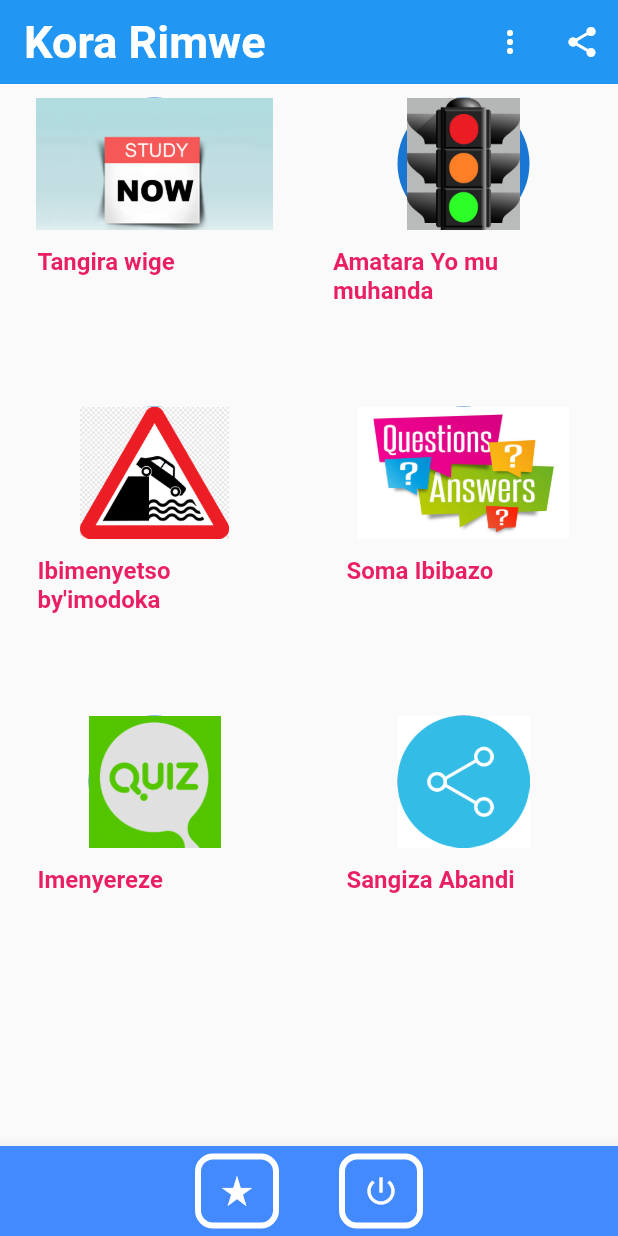
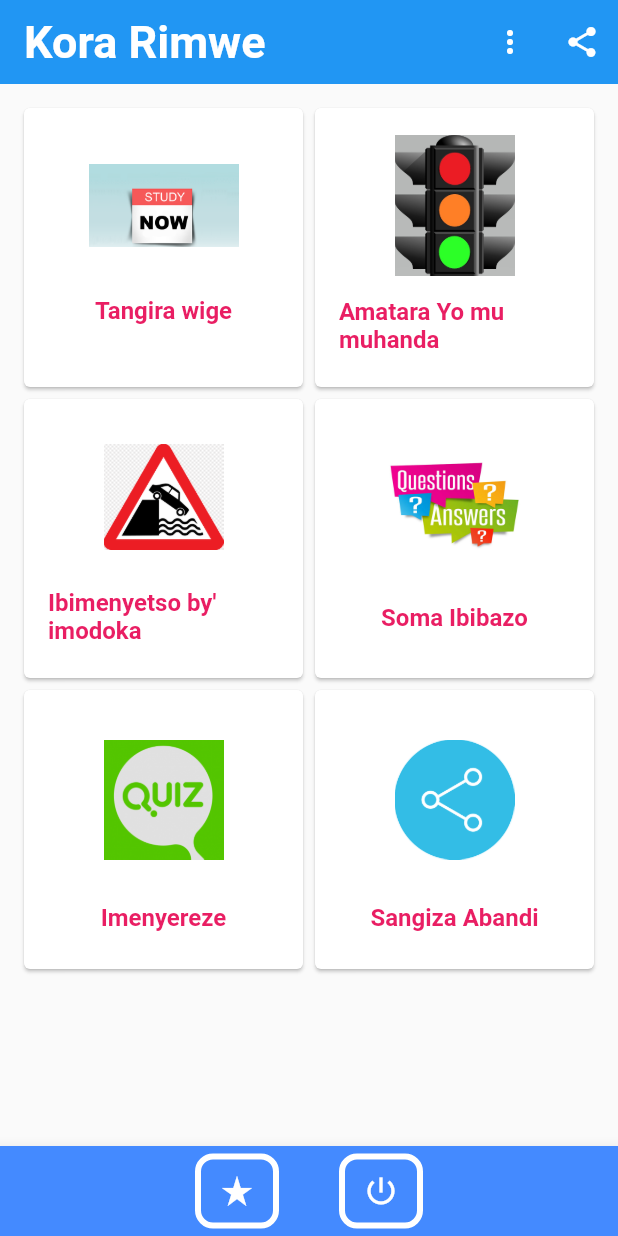
Before and after one commit to teerenzo/amategeko12, a Flutter app: the screen it shows after launch, on a phone screen of 412 x 824 dp. Run offline on Flutter 3.47's test engine with Material 2 defaults, Android fonts, the light colour scheme and no system bars.

Commit message:
tee committed

```diff
--- a/lib/main.dart
+++ b/lib/main.dart
@@ -75,7 +75,7 @@ class _MyHomeState extends State<MyHome> {
         ),
       ),
       body: Container(
-        padding: EdgeInsets.only(top: 5.0),
+        padding: EdgeInsets.all(12.0),
         child: GridView(
           children: [
             // study now grid
@@ -86,20 +86,23 @@ class _MyHomeState extends State<MyHome> {
                       return Lessons();
                     }));
               },
+              child: Card(
                 child: ListTile(
                   title: Container(
-                  height: 100,
                     child: Padding(
                       padding: const EdgeInsets.only(bottom:12.0),
-                    child: CircleAvatar(
-                        child: Image.asset("images/study.png")),
+                      child: Column(
+                        crossAxisAlignment: CrossAxisAlignment.center,
+                        mainAxisAlignment: MainAxisAlignment.spaceEvenly,
+                        children: [
+                          Image.asset("images/study.png",width: 100,),
+                          Text("Tangira wige",style: TextStyle(
+                              fontSize: 16.0,color: Colors.pink,fontWeight: FontWeight.w700
+                          ),),
+                        ],
                       ),
                     ),
-                subtitle: Padding(
-                  padding: const EdgeInsets.only(bottom:22.0,left: 9.0),
-                  child: Text("Tangira wige",style: TextStyle(
-                      fontSize: 16.0,color: Colors.pink,fontWeight: FontWeight.w700
-                  ),),
+                  ),
                 ),
               ),
             ),
@@ -111,19 +114,23 @@ class _MyHomeState extends State<MyHome> {
                   return Trafficlight_screen();
                 }));
               },
+              child: Card(
                 child: ListTile(
                   title: Container(
-                  height: 100,
                     child: Padding(
                       padding: const EdgeInsets.only(bottom:12.0),
-                    child: CircleAvatar(
-                        child: Image.asset("images/traffic_light.jpg")),
+                      child: Column(
+                        crossAxisAlignment: CrossAxisAlignment.center,
+                        mainAxisAlignment: MainAxisAlignment.spaceEvenly,
+                        children: [
+                          Image.asset("images/traffic_light.jpg",width: 80,),
+                          Text("Amatara Yo mu muhanda",style: TextStyle(
+                              fontSize: 16.0,color: Colors.pink,fontWeight: FontWeight.w700
+                          ),),
+                        ],
                       ),
                     ),
-                subtitle: Container(
-                  child: Text("Amatara Yo mu muhanda",style: TextStyle(
-                      fontSize: 16.0,color: Colors.pink,fontWeight: FontWeight.w700
-                  ),),
+                  ),
                 ),
               ),
             ),
@@ -134,20 +141,23 @@ class _MyHomeState extends State<MyHome> {
                   return CarSigns();
                 }));
               },
+              child: Card(
                 child: ListTile(
                   title: Container(
-                  height: 100,
                     child: Padding(
-                    padding: const EdgeInsets.only(bottom:12.0),
-                    child: CircleAvatar(
-                        child: Image.asset("images/carSign.png")),
+                      padding: const EdgeInsets.only(bottom:0.0),
+                      child: Column(
+                        crossAxisAlignment: CrossAxisAlignment.center,
+                        mainAxisAlignment: MainAxisAlignment.spaceEvenly,
+                        children: [
+                          Image.asset("images/carSign.png",width: 80,),
+                          Text("Ibimenyetso by' imodoka",style: TextStyle(
+                              fontSize: 16.0,color: Colors.pink,fontWeight: FontWeight.w700
+                          ),),
+                        ],
                       ),
                     ),
-                subtitle: Padding(
-                  padding: const EdgeInsets.only(bottom:22.0,left: 9.0),
-                  child: Text("Ibimenyetso by'imodoka",style: TextStyle(
-                      fontSize: 16.0,color: Colors.pink,fontWeight: FontWeight.w700
-                  ),),
+                  ),
                 ),
               ),
             ),
@@ -158,20 +168,20 @@ class _MyHomeState extends State<MyHome> {
                   return Questions_and_answers();
                 }));
               },
+              child: Card(
                 child: ListTile(
                   title: Container(
-                  height: 100,
-                  child: Padding(
-                    padding: const EdgeInsets.only(bottom:12.0),
-                    child: CircleAvatar(
-                        child: Image.asset("images/questions.jpg")),
+                    child: Column(
+                      crossAxisAlignment: CrossAxisAlignment.center,
+                      mainAxisAlignment: MainAxisAlignment.spaceEvenly,
+                      children: [
+                        Image.asset("images/questions.jpg",width: 100,),
+                        Text("Soma Ibibazo",style: TextStyle(
+                            fontSize: 16.0,color: Colors.pink,fontWeight: FontWeight.w700
+                        ),),
+                      ],
                     ),
                   ),
-                subtitle: Padding(
-                  padding: const EdgeInsets.only(bottom:22.0,left: 9.0),
-                  child: Text("Soma Ibibazo",style: TextStyle(
-                      fontSize: 16.0,color: Colors.pink,fontWeight: FontWeight.w700
-                  ),),
                 ),
               ),
             ),
@@ -183,39 +193,42 @@ class _MyHomeState extends State<MyHome> {
                   return Quiz_screen();
                 }));
               },
+              child: Card(
                 child: ListTile(
                   title: Container(
-                  height: 100,
-                  child: Padding(
-                    padding: const EdgeInsets.only(bottom:12.0),
-                    child: CircleAvatar(
-                        child: Image.asset("images/quiz_logo.png")),
+                    child: Column(
+                      crossAxisAlignment: CrossAxisAlignment.center,
+                      mainAxisAlignment: MainAxisAlignment.spaceEvenly,
+                      children: [
+                        Image.asset("images/quiz_logo.png", width: 80,),
+                        Text("Imenyereze",style: TextStyle(
+                            fontSize: 16.0,color: Colors.pink,fontWeight: FontWeight.w700
+                        ),),
+                      ],
                     ),
                   ),
-                subtitle: Padding(
-                  padding: const EdgeInsets.only(bottom:22.0,left: 9.0),
-                  child: Text("Imenyereze",style: TextStyle(
-                      fontSize: 16.0,color: Colors.pink,fontWeight: FontWeight.w700
-                  ),),
                 ),
               ),
             ),
 
 
-            ListTile(
+            Card(
+              child: ListTile(
                 title: Container(
-                height: 100,
-                child: Padding(
-                  padding: const EdgeInsets.only(bottom:12.0),
-                  child: CircleAvatar(
-                      child: Image.asset("images/share.png")),
+                  child: Column(
+                    crossAxisAlignment: CrossAxisAlignment.center,
+                    mainAxisAlignment: MainAxisAlignment.spaceEvenly,
+                    children: [
+                      Image.asset("images/share.png",
+                        width: 80,
+
+                      ),
+                      Text("Sangiza Abandi",style: TextStyle(
+                          fontSize: 16.0,color: Colors.pink,fontWeight: FontWeight.w700
+                      ))
+                    ],
                   ),
                 ),
-              subtitle: Padding(
-                padding: const EdgeInsets.only(bottom:22.0,left: 9.0),
-                child: Text("Sangiza Abandi",style: TextStyle(
-                    fontSize: 16.0,color: Colors.pink,fontWeight: FontWeight.w700
-                ),),
               ),
             ),
 
```
Lines whose indentation alone changed are shown as unchanged.
